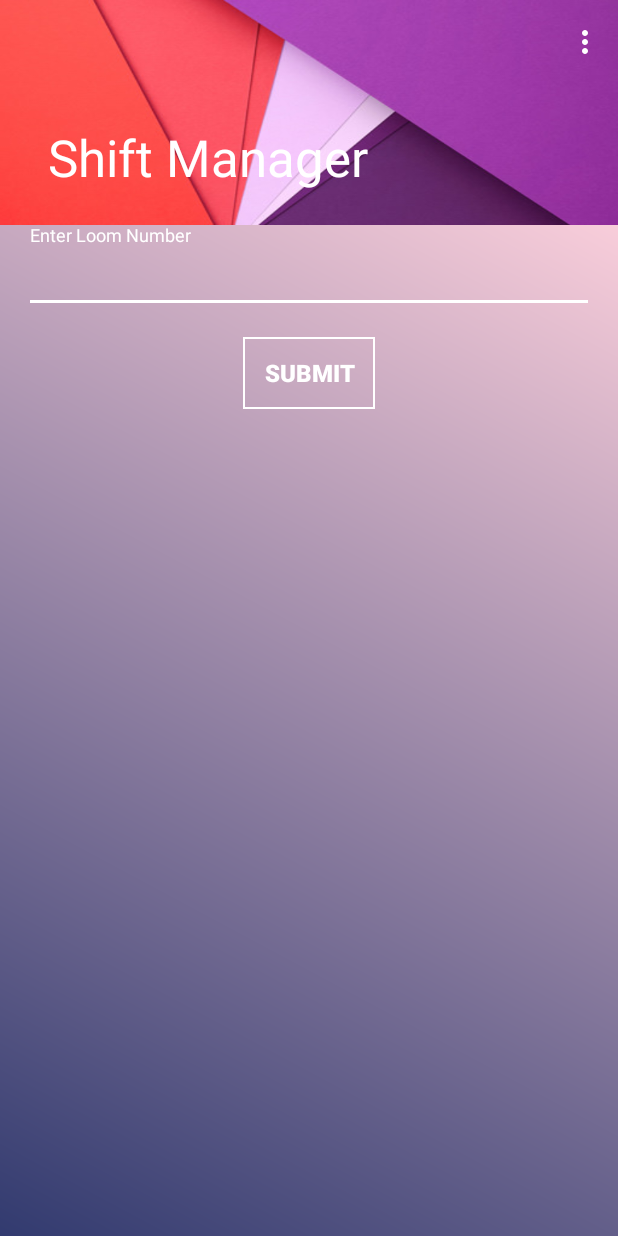
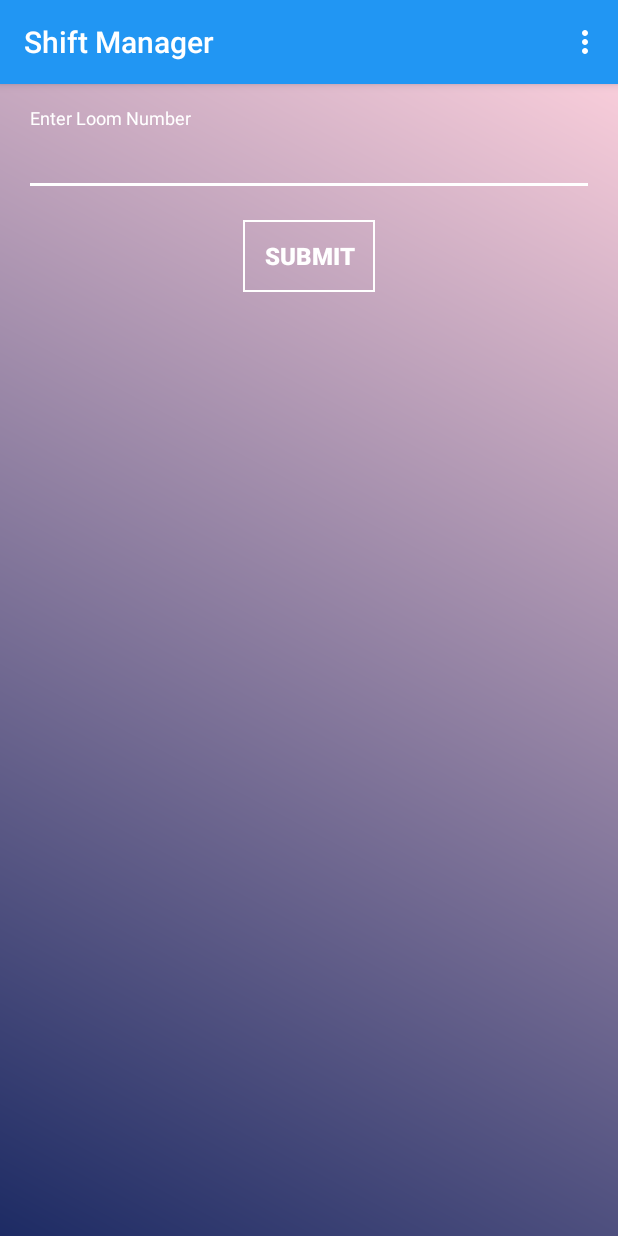
Before and after one commit to xlogix/CP2-android, an Android app: the MainActivity screen opened directly, with no data from a screen before it, on a phone screen of 412 x 824 dp. Run offline under Robolectric (Android 15) with nearby library versions, the phone set to English and light mode, and no system bars; our stand-ins replace ButterKnife.

Commit message:
Login works, working on main

```diff
--- a/app/build.gradle
+++ b/app/build.gradle
@@ -60,9 +60,9 @@ dependencies {
     compile 'com.android.support.constraint:constraint-layout:1.0.2'
     // FIREBASE CORE
     compile 'com.google.firebase:firebase-core:10.2.1'
+    // CORE
     compile 'com.facebook.stetho:stetho-okhttp3:1.5.0'
     compile 'com.facebook.stetho:stetho:1.5.0'
-    // UI
     compile 'com.android.volley:volley:1.0.0'
     // SQUARE
     compile 'com.squareup.retrofit2:retrofit:2.3.0'
--- a/app/src/main/AndroidManifest.xml
+++ b/app/src/main/AndroidManifest.xml
@@ -49,15 +49,15 @@
 
         <activity
             android:name=".ui.LoginActivity"
-            android:theme="@style/AppTheme.NoActionBar"
             android:launchMode="singleTop"
             android:permission="xyz.fnplus.clientproject.SECURE"
+            android:theme="@style/AppTheme.NoActionBar"
             android:windowSoftInputMode="adjustPan" />
 
         <activity
             android:name=".ui.MainActivity"
             android:label="@string/app_name"
             android:permission="xyz.fnplus.clientproject.SECURE"
-            android:theme="@style/AppTheme.NoActionBar"/>
+            android:theme="@style/AppTheme.NoActionBar" />
     </application>
 </manifest>
--- a/app/src/main/java/xyz/fnplus/clientproject/app/AppController.java
+++ b/app/src/main/java/xyz/fnplus/clientproject/app/AppController.java
@@ -15,7 +15,9 @@ import xyz.fnplus.clientproject.BuildConfig;
 
 public class AppController extends Application {
     public static final String TAG = AppController.class.getSimpleName();
+
     private static AppController mInstance;
+
     private RequestQueue mRequestQueue;
 
     public static synchronized AppController getInstance() {
--- a/app/src/main/java/xyz/fnplus/clientproject/helpers/RetrofitBuilder.java
+++ b/app/src/main/java/xyz/fnplus/clientproject/helpers/RetrofitBuilder.java
@@ -1,6 +1,7 @@
 package xyz.fnplus.clientproject.helpers;
 
 import com.facebook.stetho.okhttp3.StethoInterceptor;
+
 import okhttp3.OkHttpClient;
 import retrofit2.Retrofit;
 import retrofit2.converter.gson.GsonConverterFactory;
--- a/app/src/main/java/xyz/fnplus/clientproject/helpers/SQLiteHandler.java
+++ b/app/src/main/java/xyz/fnplus/clientproject/helpers/SQLiteHandler.java
@@ -6,6 +6,7 @@ import android.database.Cursor;
 import android.database.sqlite.SQLiteDatabase;
 import android.database.sqlite.SQLiteOpenHelper;
 import android.util.Log;
+
 import java.util.HashMap;
 
 public class SQLiteHandler extends SQLiteOpenHelper {
@@ -40,7 +41,7 @@ public class SQLiteHandler extends SQLiteOpenHelper {
         String CREATE_LOGIN_TABLE = "CREATE TABLE " + TABLE_USER + "("
                 + KEY_ID + " INTEGER PRIMARY KEY," + KEY_NAME + " TEXT,"
                 + KEY_EMAIL + " TEXT UNIQUE," + KEY_PASSWORD + " TEXT UNIQUE," + KEY_DESIGNATION + " TEXT,"
-            + KEY_MEMBER_FROM + " TEXT ," + KEY_MEMBER_TYPE + " TEXT UNIQUE" + ")";
+                + KEY_MEMBER_FROM + " TEXT ," + KEY_MEMBER_TYPE + " TEXT UNIQUE" + ")";
         db.execSQL(CREATE_LOGIN_TABLE);
 
         Log.d(TAG, "Database tables created");
--- a/app/src/main/java/xyz/fnplus/clientproject/ui/SplashActivity.java
+++ b/app/src/main/java/xyz/fnplus/clientproject/ui/SplashActivity.java
@@ -7,7 +7,6 @@ import android.os.Handler;
 import android.util.Log;
 
 import xyz.fnplus.clientproject.R;
-import xyz.fnplus.clientproject.helpers.SQLiteHandler;
 import xyz.fnplus.clientproject.helpers.SessionManager;
 
 public class SplashActivity extends Activity {
--- a/app/src/main/res/layout/activity_main.xml
+++ b/app/src/main/res/layout/activity_main.xml
@@ -1,9 +1,9 @@
 <?xml version="1.0" encoding="utf-8"?>
-<android.support.design.widget.CoordinatorLayout
-    xmlns:android="http://schemas.android.com/apk/res/android"
+<android.support.design.widget.CoordinatorLayout xmlns:android="http://schemas.android.com/apk/res/android"
+    xmlns:app="http://schemas.android.com/apk/res-auto"
     xmlns:tools="http://schemas.android.com/tools"
-    xmlns:app="http://schemas.android.com/apk/res-auto"
-    android:layout_width="match_parent" android:layout_height="match_parent"
+    android:layout_width="match_parent"
+    android:layout_height="match_parent"
     tools:context="xyz.fnplus.clientproject.ui.MainActivity">
 
     <android.support.design.widget.AppBarLayout
@@ -11,26 +11,15 @@
         android:layout_width="match_parent"
         android:layout_height="wrap_content"
         android:theme="@style/AppTheme.AppBarOverlay">
-    <android.support.design.widget.CollapsingToolbarLayout
-        android:id="@+id/toolbar_layout"
-        android:layout_width="match_parent"
-        android:layout_height="150dp"
-        android:background="@drawable/img_header"
-        android:fitsSystemWindows="true"
-        app:contentScrim="?attr/colorPrimary"
-        app:layout_scrollFlags="scroll|exitUntilCollapsed">
 
         <android.support.v7.widget.Toolbar
             android:id="@+id/toolbar"
             android:layout_width="match_parent"
             android:layout_height="?attr/actionBarSize"
-          app:layout_collapseMode="pin"
-          app:popupTheme="@style/AppTheme.PopupOverlay"/>
-    </android.support.design.widget.CollapsingToolbarLayout>
-
+            app:popupTheme="@style/AppTheme.PopupOverlay" />
 
     </android.support.design.widget.AppBarLayout>
 
-  <include layout="@layout/content_main"/>
+    <include layout="@layout/content_main" />
 
 </android.support.design.widget.CoordinatorLayout>
--- a/app/src/main/res/layout/content_main.xml
+++ b/app/src/main/res/layout/content_main.xml
@@ -1,6 +1,5 @@
 <?xml version="1.0" encoding="utf-8"?>
-<android.support.v4.widget.NestedScrollView
-    xmlns:android="http://schemas.android.com/apk/res/android"
+<android.support.v4.widget.NestedScrollView xmlns:android="http://schemas.android.com/apk/res/android"
     xmlns:app="http://schemas.android.com/apk/res-auto"
     xmlns:tools="http://schemas.android.com/tools"
     android:layout_width="match_parent"
@@ -14,8 +13,7 @@
         android:layout_width="match_parent"
         android:layout_height="wrap_content"
         android:orientation="vertical"
-        android:paddingEnd="16dp"
-        android:paddingStart="16dp">
+        android:padding="16dp">
 
         <android.support.design.widget.TextInputLayout
             android:layout_width="match_parent"
@@ -90,7 +88,7 @@
             <RelativeLayout
                 android:layout_width="match_parent"
                 android:layout_height="match_parent"
-                android:layout_marginBottom="48dp"
+                android:layout_marginBottom="16dp"
                 android:layout_marginTop="16dp">
 
                 <android.support.v7.widget.AppCompatButton
```
Also changed, not shown: app/src/main/java/xyz/fnplus/clientproject/app/AppConfig.java (+3 -5 lines), app/src/main/java/xyz/fnplus/clientproject/helpers/RetrofitInterface.java (+6 -5 lines), app/src/main/java/xyz/fnplus/clientproject/ui/LoginActivity.java (+8 -4 lines), app/src/main/java/xyz/fnplus/clientproject/ui/MainActivity.java (+12 -5 lines), 3 other files. Lines whose indentation alone changed are shown as unchanged.
